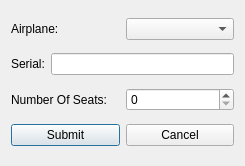
First picture: the form in MyProj/addairplanedialog.ui, repository shahabbadihi/airport_managementt, before the edit.
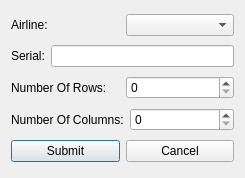
Second picture: the form after the edit.

Commit message: update Airplane's constructor for Seat

```diff
--- a/MyProj/addairplanedialog.ui
+++ b/MyProj/addairplanedialog.ui
@@ -7,7 +7,7 @@
     <x>0</x>
     <y>0</y>
     <width>245</width>
-    <height>166</height>
+    <height>178</height>
    </rect>
   </property>
   <property name="windowTitle">
@@ -19,7 +19,7 @@
      <item>
       <widget class="QLabel" name="lblAirline">
        <property name="text">
-        <string>Airplane:</string>
+        <string>Airline:</string>
        </property>
       </widget>
      </item>
@@ -47,12 +47,26 @@
      <item>
       <widget class="QLabel" name="lblNumOfSeats">
        <property name="text">
-        <string>Number Of Seats:</string>
+        <string>Number Of Rows:</string>
        </property>
       </widget>
      </item>
      <item>
-      <widget class="QSpinBox" name="spnNumOfSeats"/>
+      <widget class="QSpinBox" name="spnNumOfRows"/>
+     </item>
+    </layout>
+   </item>
+   <item>
+    <layout class="QHBoxLayout" name="horizontalLayout_5">
+     <item>
+      <widget class="QLabel" name="lblNumOfCols">
+       <property name="text">
+        <string>Number Of Columns:</string>
+       </property>
+      </widget>
+     </item>
+     <item>
+      <widget class="QSpinBox" name="spnNumOfCols"/>
      </item>
     </layout>
    </item>
```
Left out of the diff: 2 changed lines with no effect on the pictures. The commit also changes 14 other files.
